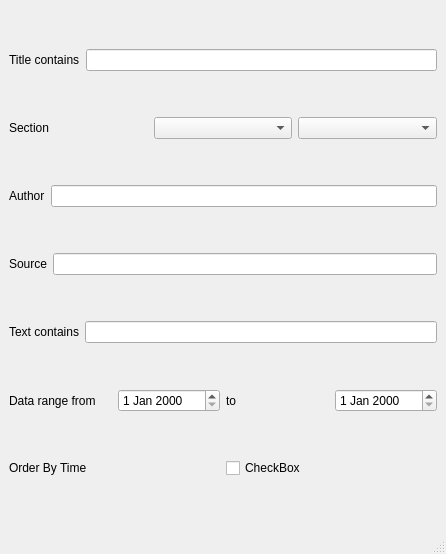
First picture: the form in information_input.ui, repository BeandyXXV/Scraper_for_GlobalTimes, before the edit.
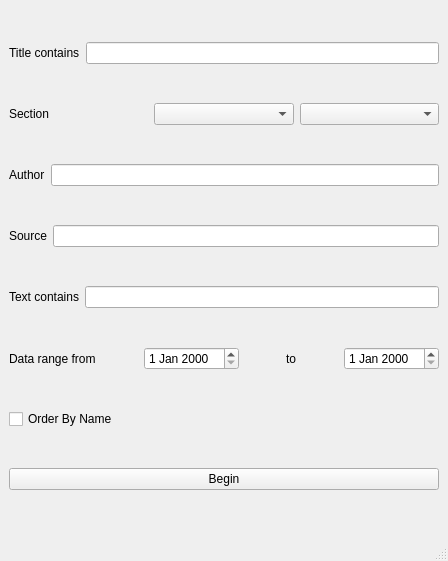
Second picture: the form after the edit.

Commit message: add gitignore, finish transfer data from pyqt to website.

```diff
--- a/information_input.ui
+++ b/information_input.ui
@@ -6,8 +6,8 @@
    <rect>
     <x>0</x>
     <y>0</y>
-    <width>446</width>
-    <height>554</height>
+    <width>448</width>
+    <height>561</height>
    </rect>
   </property>
   <property name="windowTitle">
@@ -100,7 +100,33 @@
          </widget>
         </item>
         <item>
-         <widget class="QDateEdit" name="dateEdit"/>
+         <spacer name="horizontalSpacer_3">
+          <property name="orientation">
+           <enum>Qt::Horizontal</enum>
+          </property>
+          <property name="sizeHint" stdset="0">
+           <size>
+            <width>40</width>
+            <height>20</height>
+           </size>
+          </property>
+         </spacer>
+        </item>
+        <item>
+         <widget class="QDateEdit" name="DataStart"/>
+        </item>
+        <item>
+         <spacer name="horizontalSpacer">
+          <property name="orientation">
+           <enum>Qt::Horizontal</enum>
+          </property>
+          <property name="sizeHint" stdset="0">
+           <size>
+            <width>40</width>
+            <height>20</height>
+           </size>
+          </property>
+         </spacer>
         </item>
         <item>
          <widget class="QLabel" name="label_7">
@@ -110,28 +136,41 @@
          </widget>
         </item>
         <item>
-         <widget class="QDateEdit" name="dateEdit_2"/>
+         <spacer name="horizontalSpacer_2">
+          <property name="orientation">
+           <enum>Qt::Horizontal</enum>
+          </property>
+          <property name="sizeHint" stdset="0">
+           <size>
+            <width>40</width>
+            <height>20</height>
+           </size>
+          </property>
+         </spacer>
+        </item>
+        <item>
+         <widget class="QDateEdit" name="DateEnd"/>
         </item>
        </layout>
       </item>
       <item>
        <layout class="QHBoxLayout" name="horizontalLayout_7">
-        <item>
-         <widget class="QLabel" name="label_8">
-          <property name="text">
-           <string>Order By Time</string>
-          </property>
-         </widget>
-        </item>
         <item>
          <widget class="QCheckBox" name="checkBox">
           <property name="text">
-           <string>CheckBox</string>
+           <string>Order By Name</string>
           </property>
          </widget>
         </item>
        </layout>
       </item>
+      <item>
+       <widget class="QPushButton" name="ScrapingBegin">
+        <property name="text">
+         <string>Begin</string>
+        </property>
+       </widget>
+      </item>
      </layout>
     </item>
    </layout>
```
Left out of the diff: 12 changed lines with no effect on the pictures. The commit also changes 4 other files.
